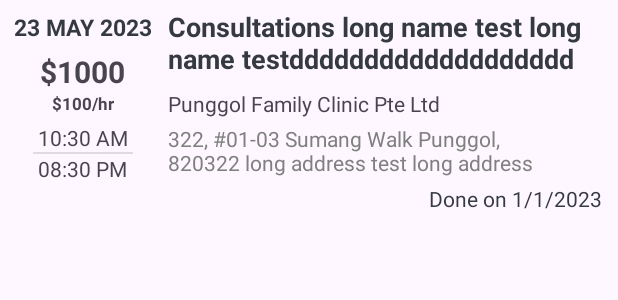
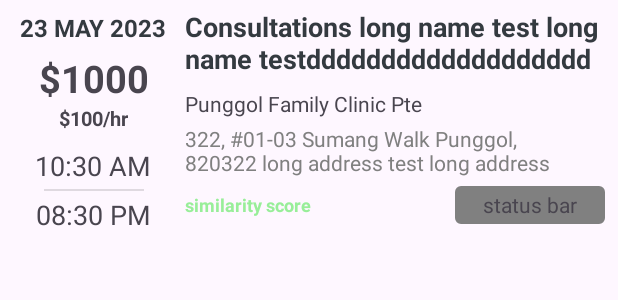
Before and after one commit to GDipSA55Team7/AD_Locum_MobileApp, an Android app: the layout recommended_list_item.xml on its own in the app's theme, with its tools: preview values and no code run, on a phone screen of 412 x 824 dp. Shown: the top 300 px of the screen. Run offline under Robolectric (Android 15) with nearby library versions, the phone set to English and light mode, and no system bars.

Commit message:
recommended jobs fragment

```diff
--- a/app/src/main/java/sg/nus/iss/team7/locum/APICommunication/ApiMethods.java
+++ b/app/src/main/java/sg/nus/iss/team7/locum/APICommunication/ApiMethods.java
@@ -27,7 +27,6 @@ public interface ApiMethods {
     @POST("/api/freelancer/update")
     Call<FreeLancer> updateFreeLancer(@Body FreeLancer fl);
 
-
     @GET("/api/jobs/allopen")
     Call<ArrayList<JobPost>> getAllOpenJobs();
 
--- a/app/src/main/java/sg/nus/iss/team7/locum/MainActivity.java
+++ b/app/src/main/java/sg/nus/iss/team7/locum/MainActivity.java
@@ -22,6 +22,7 @@ public class MainActivity extends AppCompatActivity {
     private JobSearchFragment jobSearchFragment = new JobSearchFragment();
     private MyJobsFragment myJobsFragment = new MyJobsFragment();
     private SettingsFragment settingsFragment = new SettingsFragment();
+    private JobMatchFragment jobMatchFragment = new JobMatchFragment();
 
     @Override
     protected void onCreate(Bundle savedInstanceState) {
@@ -61,6 +62,9 @@ public class MainActivity extends AppCompatActivity {
                     case R.id.menuSettings:
                         getSupportFragmentManager().beginTransaction().setCustomAnimations(R.anim.fade_in, R.anim.fade_out).replace(R.id.container,settingsFragment).commit();
                         return true;
+                    case R.id.menuRecommended:
+                        getSupportFragmentManager().beginTransaction().setCustomAnimations(R.anim.fade_in, R.anim.fade_out).replace(R.id.container,jobMatchFragment).commit();
+                        return true;
                 }
 
                 return false;
--- /dev/null
+++ b/app/src/main/res/drawable/ic_baseline_star_border_24.xml
@@ -0,0 +1,5 @@
+<vector android:height="24dp" android:tint="#000000"
+    android:viewportHeight="24" android:viewportWidth="24"
+    android:width="24dp" xmlns:android="http://schemas.android.com/apk/res/android">
+    <path android:fillColor="@android:color/white" android:pathData="M22,9.24l-7.19,-0.62L12,2 9.19,8.63 2,9.24l5.46,4.73L5.82,21 12,17.27 18.18,21l-1.63,-7.03L22,9.24zM12,15.4l-3.76,2.27 1,-4.28 -3.32,-2.88 4.38,-0.38L12,6.1l1.71,4.04 4.38,0.38 -3.32,2.88 1,4.28L12,15.4z"/>
+</vector>
--- a/app/src/main/res/layout/my_job_history_list_item.xml
+++ b/app/src/main/res/layout/recommended_list_item.xml
@@ -1,41 +1,45 @@
 <?xml version="1.0" encoding="utf-8"?>
 <LinearLayout xmlns:android="http://schemas.android.com/apk/res/android"
+    xmlns:app="http://schemas.android.com/apk/res-auto"
     android:layout_width="match_parent"
-    android:layout_height="wrap_content"
-    xmlns:app="http://schemas.android.com/apk/res-auto"
+    android:layout_height="160dp"
     android:paddingTop="5dp"
     android:paddingRight="5dp"
     android:paddingLeft="5dp"
     android:orientation="horizontal"
-    android:paddingBottom="10dp"
-    android:background="?android:attr/selectableItemBackground">
+    android:paddingBottom="5dp"
+    android:background="?android:attr/selectableItemBackground"
+    >
 
     <LinearLayout
         android:layout_width="0dp"
         android:layout_height="match_parent"
         android:layout_gravity="center"
-        android:layout_weight="1"
+        android:gravity="top"
+        android:layout_weight="1.2"
         android:orientation="vertical" >
 
         <TextView
             android:id="@+id/date"
-            android:layout_width="wrap_content"
+            android:layout_width="110dp"
             android:layout_height="wrap_content"
             android:layout_gravity="center"
-            android:textStyle="bold"
+            android:gravity="center"
+            android:text="23 MAY 2023"
+            android:layout_marginTop="2dp"
             android:textColor="@color/app_main_blue"
-            android:text="23 MAY 2023"
-            android:textSize="15dp"
-            android:layout_marginTop="2dp"/>
+            android:textSize="16dp"
+            android:textStyle="bold" />
 
         <TextView
             android:id="@+id/full_rate"
             android:layout_width="wrap_content"
             android:layout_height="wrap_content"
             android:layout_gravity="center"
+            android:layout_marginTop="5dp"
+            android:maxLines="1"
             android:text="$1000"
-            android:layout_marginTop="5dp"
-            android:textSize="20dp"
+            android:textSize="25dp"
             android:textStyle="bold"/>
 
         <TextView
@@ -45,27 +49,35 @@
             android:layout_gravity="center"
             android:text="$100/hr"
             android:textStyle="bold"
-            android:textSize="11dp"/>
+            android:textSize="13dp"
+
+            />
 
         <TextView
             android:id="@+id/time_start"
-            android:layout_width="wrap_content"
+            android:layout_width="90dp"
             android:layout_height="wrap_content"
+            android:gravity="center"
             android:layout_gravity="center"
-            android:layout_marginTop="5dp"
+            android:layout_marginTop="10dp"
+            android:textSize="18dp"
             android:text="10:30 AM" />
 
         <View
             android:layout_width="100px"
             android:layout_height="2px"
             android:layout_gravity="center"
+            android:layout_marginTop="3dp"
+            android:layout_marginBottom="3dp"
             android:background="?android:attr/listDivider" />
 
         <TextView
             android:id="@+id/time_end"
-            android:layout_width="wrap_content"
+            android:layout_width="90dp"
             android:layout_height="wrap_content"
             android:layout_gravity="center"
+            android:gravity="center"
+            android:textSize="18dp"
             android:text="08:30 PM" />
 
     </LinearLayout>
@@ -74,12 +86,12 @@
         android:layout_width="0dp"
         android:layout_weight="3"
         android:layout_height="match_parent"
+        android:gravity="center_vertical"
         android:orientation="horizontal" >
 
         <androidx.constraintlayout.widget.ConstraintLayout
             android:layout_width="match_parent"
             android:layout_height="match_parent"
-            android:paddingLeft="5dp"
             android:orientation="vertical">
 
             <TextView
@@ -93,18 +105,16 @@
                 android:maxLines="2"
                 android:minLines="2"
                 app:layout_constraintEnd_toEndOf="parent"
-                app:layout_constraintHorizontal_bias="0.084"
                 app:layout_constraintStart_toStartOf="parent"
                 app:layout_constraintTop_toTopOf="parent" />
 
             <TextView
                 android:id="@+id/clinic_name"
-                android:layout_width="280dp"
+                android:layout_width="275dp"
                 android:layout_height="wrap_content"
                 android:layout_marginTop="4dp"
-                android:inputType="textNoSuggestions"
-                android:text="Punggol Family Clinic Pte Ltd"
-                android:lines="2"
+                android:text="Punggol Family Clinic Pte Ltdddddddddddddddddddddddddddddd"
+                android:maxLines="1"
                 app:layout_constraintStart_toStartOf="@+id/job_name"
                 app:layout_constraintTop_toBottomOf="@id/job_name" />
 
@@ -113,7 +123,6 @@
                 android:layout_width="250dp"
                 android:layout_height="wrap_content"
                 android:layout_marginTop="4dp"
-                android:inputType="textMultiLine|textNoSuggestions"
                 android:maxLines="2"
                 android:minLines="2"
                 android:text="322, #01-03 Sumang Walk Punggol, 820322 long address test long address test "
@@ -122,13 +131,32 @@
                 app:layout_constraintTop_toBottomOf="@id/clinic_name" />
 
             <TextView
-                android:layout_width="wrap_content"
-                android:layout_height="wrap_content"
-                android:text="Done on 1/1/2023"
-                android:textColor="@color/app_main_blue"
-                android:padding="5dp"
-                app:layout_constraintTop_toBottomOf="@+id/address"
-                app:layout_constraintRight_toRightOf="parent"/>
+                android:id="@+id/status"
+                android:layout_width="100dp"
+                android:layout_height="25dp"
+                android:background="@drawable/rounded_rect"
+                android:backgroundTint="@color/darkest_grey"
+                android:gravity="center"
+                android:text="status bar"
+                app:layout_constraintBottom_toBottomOf="parent"
+                app:layout_constraintEnd_toEndOf="@+id/job_name"
+                app:layout_constraintTop_toBottomOf="@id/address"
+                 />
+
+            <TextView
+                android:id="@+id/similarity2"
+                android:layout_width="100dp"
+                android:layout_height="25dp"
+                android:textSize="12sp"
+                android:text="similarity score"
+                android:textStyle="bold"
+                android:textColor="@color/status_green"
+                android:gravity="center_vertical"
+                app:layout_constraintBottom_toBottomOf="parent"
+                app:layout_constraintStart_toStartOf="@+id/job_name"
+                app:layout_constraintTop_toBottomOf="@id/address"
+                />
+
         </androidx.constraintlayout.widget.ConstraintLayout>
 
     </LinearLayout>
--- a/app/src/main/res/menu/bottom_nav_menu.xml
+++ b/app/src/main/res/menu/bottom_nav_menu.xml
@@ -10,6 +10,10 @@
         android:id="@+id/menuSearch"
         android:title="Search"/>
     <item
+        android:icon="@drawable/ic_baseline_star_border_24"
+        android:id="@+id/menuRecommended"
+        android:title="Job Matches"/>
+    <item
         android:icon="@drawable/ic_baseline_my_jobs"
         android:id="@+id/menuJobs"
         android:title="My Jobs"/>
```
Also changed, not shown: app/src/main/java/sg/nus/iss/team7/locum/Adapter/HomeRecommendedAdapter.java (+14 -0 lines), app/src/main/java/sg/nus/iss/team7/locum/Adapter/RecommenderFragmentAdapter.java (added, +150 -0 lines), app/src/main/java/sg/nus/iss/team7/locum/JobMatchFragment.java (added, +150 -0 lines), app/src/main/res/layout/fragment_job_match.xml (added, +50 -0 lines), app/src/main/res/layout/my_job_confirmed_list_item.xml (deleted, +0 -138 lines).
